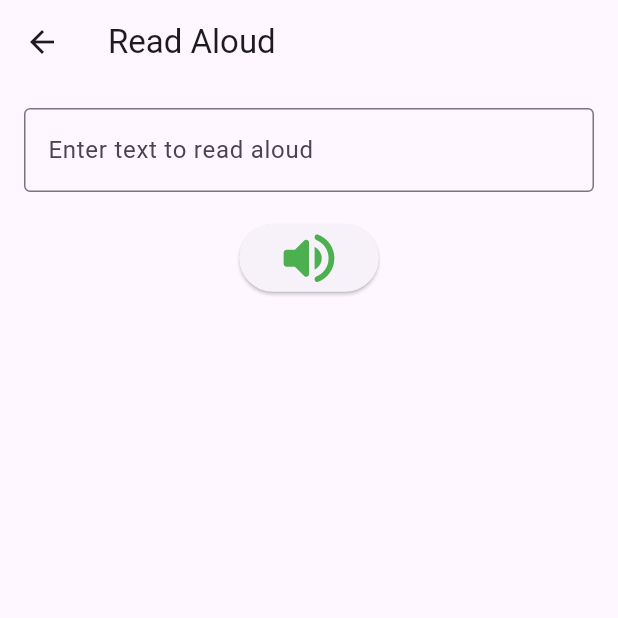
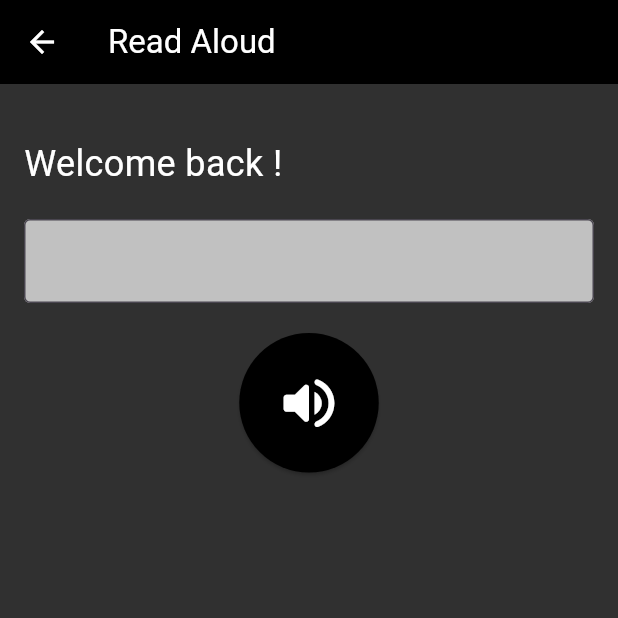
Before and after one commit to Shameerminhas1/PixelPen, a Flutter app: the ReadAloud screen opened by its route, on a phone screen of 412 x 824 dp, the top half of it. Run offline on Flutter 3.47's test engine with Material 3 defaults, Android fonts, the phone set to English and light mode, and no system bars; our stand-ins replace camera, flutter_tts, permission_handler; missing offline and left inert: dart:ffi, gal, translator.

```diff
--- a/pixelpen/lib/Imagepanel.dart
+++ b/pixelpen/lib/Imagepanel.dart
@@ -157,10 +157,14 @@ class _ImagePanelState extends State<ImagePanel> {
   @override
   Widget build(BuildContext context) {
     return Scaffold(
-      backgroundColor: Color.fromARGB(255, 165, 225, 255),
+      backgroundColor: Colors.grey[850],
       appBar: AppBar(
-        backgroundColor: const Color.fromARGB(255, 125, 214, 255),
-        title: Text('Image Preview'),
+        foregroundColor: Colors.white,
+        backgroundColor: const Color.fromARGB(221, 20, 20, 20),
+        iconTheme: IconThemeData(
+          color: Colors.white, // Change this to the desired color
+        ),
+        title: Text('Image Tray'),
       ),
       body: Center(
         child: widget.imagePaths != null && widget.imagePaths!.isNotEmpty
--- a/pixelpen/lib/Readaloud.dart
+++ b/pixelpen/lib/Readaloud.dart
@@ -137,19 +137,39 @@ class _ReadAloudState extends State<ReadAloud> {
   @override
   Widget build(BuildContext context) {
     return Scaffold(
+      backgroundColor: Colors.grey[850],
       appBar: AppBar(
-        title: Text('Read Aloud'),
+        backgroundColor: Colors.black,
+        title: Text(
+          'Read Aloud',
+          style: TextStyle(color: Colors.white),
         ),
-      body: Padding(
+        iconTheme: IconThemeData(
+          color: Colors.white, // Change this to the desired color
+        ),
+      ),
+      body: SingleChildScrollView(
+        child: Padding(
           padding: const EdgeInsets.all(16.0),
           child: Column(
             crossAxisAlignment: CrossAxisAlignment.start,
             children: [
+              SizedBox(height: 20),
+              Text(
+                'Welcome back !',
+                style: TextStyle(color: Colors.white, fontSize: 24),
+              ),
+              SizedBox(height: 20),
               TextField(
+                textAlignVertical: TextAlignVertical.top,
                 controller: _textController,
                 decoration: InputDecoration(
-                border: OutlineInputBorder(),
-                labelText: 'Enter text to read aloud',
+                  filled: true,
+                  fillColor: Colors.white70,
+                  border: OutlineInputBorder(
+                    borderSide: BorderSide(color: Colors.white),
+                  ),
+                  //labelText: 'Enter text to read aloud',
                 ),
                 maxLines: null, // Allows multiple lines
                 keyboardType: TextInputType.multiline,
@@ -158,119 +178,22 @@ class _ReadAloudState extends State<ReadAloud> {
               SizedBox(height: 20),
               Center(
                 child: ElevatedButton(
+                  style: ElevatedButton.styleFrom(
+                      shape: CircleBorder(),
+                      padding: EdgeInsets.all(24),
+                      backgroundColor: Colors.black),
                   onPressed: _detectLanguageAndSpeak,
                   child: Icon(
                     Icons.volume_up_rounded,
                     size: 45,
-                  color: Colors.green,
+                    color: Colors.white,
                   ),
                 ),
               ),
             ],
           ),
         ),
+      ),
     );
   }
 }
-
-//detect and display
-//////////////////////////////////////
-///
-///
-// import 'package:flutter/material.dart';
-// import 'package:flutter_tts/flutter_tts.dart';
-// import 'package:translator/translator.dart';
-
-// class ReadAloud extends StatefulWidget {
-//   @override
-//   _ReadAloudState createState() => _ReadAloudState();
-// }
-
-// class _ReadAloudState extends State<ReadAloud> {
-//   final TextEditingController _textController = TextEditingController();
-//   FlutterTts _flutterTts = FlutterTts();
-//   String? _detectedLanguage;
-//   String? _detectedLanguageDisplay;
-//   final translator = GoogleTranslator();
-
-//   final Map<String, String> _languageCodes = {
-//     'en': 'en-US',
-//     'es': 'es-ES',
-//     'ur': 'ur-IN',
-//   };
-
-//   final Map<String, String> _languageDisplayNames = {
-//     'en': 'English',
-//     'es': 'Spanish',
-//     'ur': 'Urdu',
-//   };
-
-//   @override
-//   void initState() {
-//     super.initState();
-//   }
-
-//   Future<void> _detectLanguageAndSpeak() async {
-//     if (_textController.text.isNotEmpty) {
-//       final detectedLang = await _detectLanguage(_textController.text);
-//       _detectedLanguage = _languageCodes[detectedLang] ?? 'en-US';
-//       _detectedLanguageDisplay =
-//           _languageDisplayNames[detectedLang] ?? 'Unknown';
-
-//       setState(() {});
-
-//       await _flutterTts.setLanguage(_detectedLanguage!);
-//       await _flutterTts.speak(_textController.text);
-//     }
-//   }
-
-//   Future<String> _detectLanguage(String text) async {
-//     final translation = await translator.translate(text);
-//     return translation.sourceLanguage.code;
-//   }
-
-//   @override
-//   void dispose() {
-//     _flutterTts.stop();
-//     super.dispose();
-//   }
-
-//   @override
-//   Widget build(BuildContext context) {
-//     return Scaffold(
-//       appBar: AppBar(
-//         title: Text('Read Aloud'),
-//       ),
-//       body: Padding(
-//         padding: const EdgeInsets.all(16.0),
-//         child: Column(
-//           crossAxisAlignment: CrossAxisAlignment.start,
-//           children: [
-//             TextField(
-//               controller: _textController,
-//               decoration: InputDecoration(
-//                 border: OutlineInputBorder(),
-//                 labelText: 'Enter text to read aloud',
-//               ),
-//             ),
-//             SizedBox(height: 16),
-//             if (_detectedLanguageDisplay != null)
-//               Text(
-//                 'Detected Language: $_detectedLanguageDisplay',
-//                 style: TextStyle(fontSize: 16, fontWeight: FontWeight.bold),
-//               ),
-//             SizedBox(height: 16),
-//             ElevatedButton(
-//               onPressed: _detectLanguageAndSpeak,
-//               child: Icon(
-//                 Icons.volume_up_rounded,
-//                 size: 50,
-//                 color: Colors.green,
-//               ),
-//             ),
-//           ],
-//         ),
-//       ),
-//     );
-//   }
-// }
--- a/pixelpen/lib/translate.dart
+++ b/pixelpen/lib/translate.dart
@@ -70,6 +70,9 @@ class _TranslateScreenState extends State<TranslateScreen> {
     return Scaffold(
       backgroundColor: Colors.black,
       appBar: AppBar(
+        iconTheme: IconThemeData(
+          color: Colors.white, // Change this to the desired color
+        ),
         backgroundColor: Colors.black,
         elevation: 0,
         title: Text(
```
Lines whose indentation alone changed are shown as unchanged.
